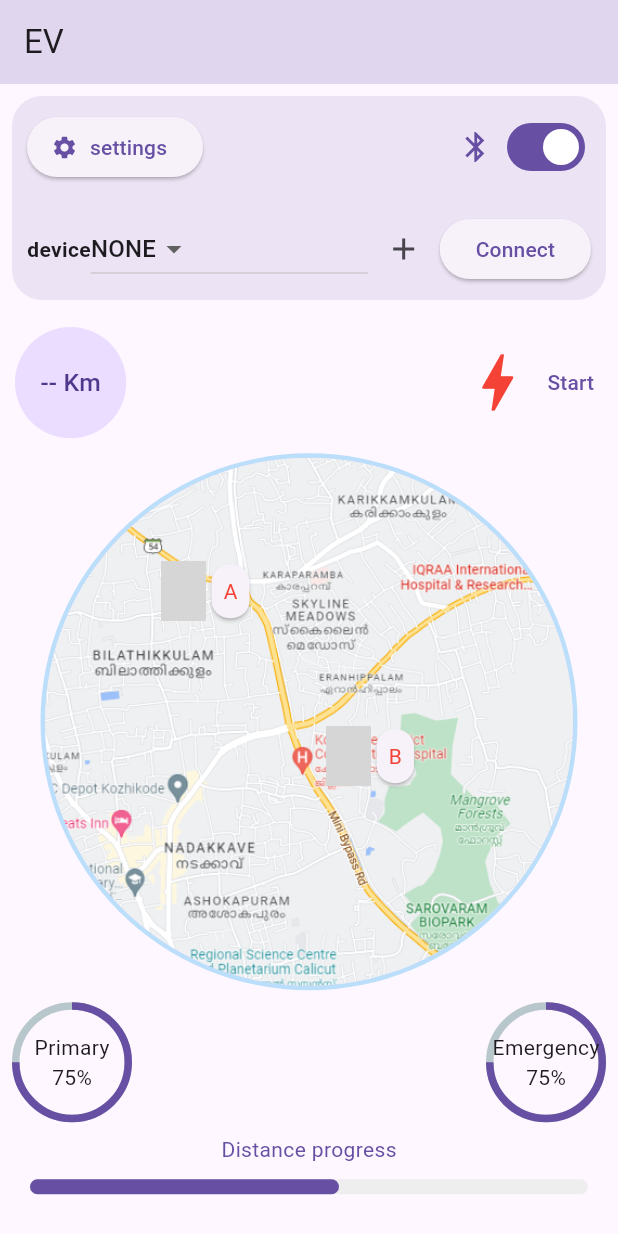
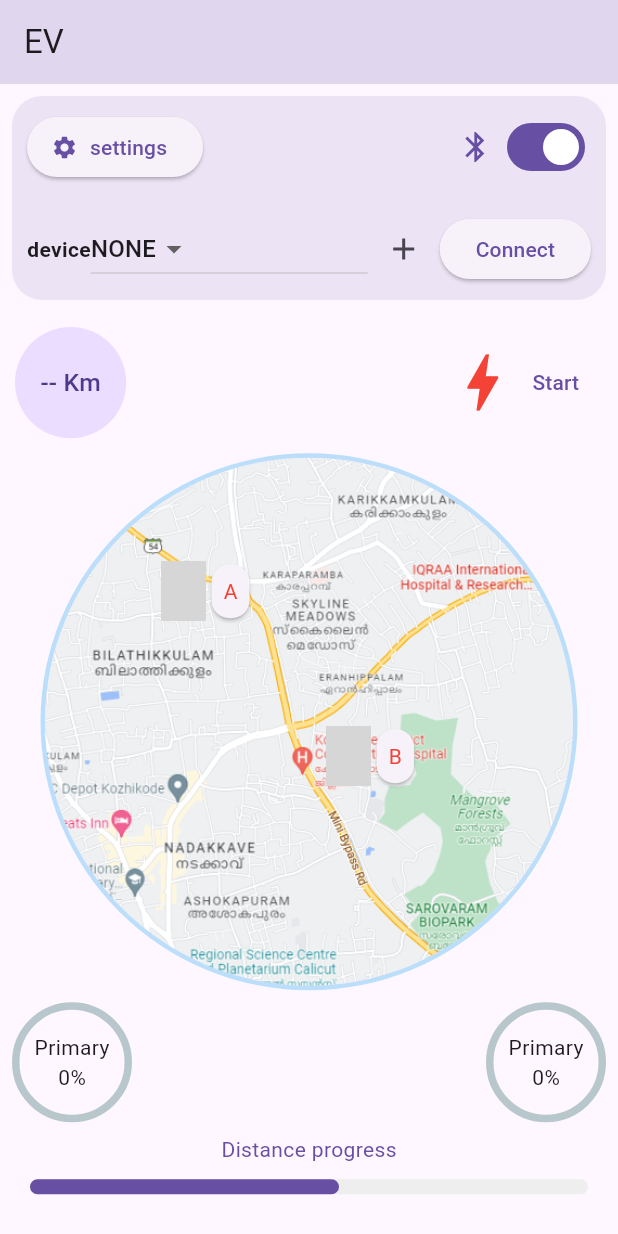
Before and after one commit to ShanuFutura/ev_management, a Flutter app: the screen it shows after launch, on a phone screen of 412 x 824 dp. Run offline on Flutter 3.47's test engine with Material 2 defaults, Android fonts, the phone set to English and light mode, and no system bars; drawn by our look-alikes of percent_indicator; our stand-ins replace flutter_bluetooth_serial, fluttertoast, material_color_utilities; missing offline and left inert: battery_indicator; network calls fail; grey boxes are pictures that could not be loaded.

```diff
--- a/lib/blue.dart
+++ b/lib/blue.dart
@@ -300,7 +300,7 @@ class _BluetoothAppState extends State<BluetoothApp>
           connection.input.listen(
             (Uint8List data) {
               widget.onMessage(ascii.decode(data));
-              print(ascii.decode(data));
+              // print(ascii.decode(data));
               setState(() {
                 text = ascii.decode(data);
               });
--- a/lib/main.dart
+++ b/lib/main.dart
@@ -48,6 +48,8 @@ class _HomeState extends State<Home> {
   bool isHidden = false;
   String speed = '--';
   bool isStart = false;
+  var chargePrimary = '0';
+  var chargeSecondary = '0';
   @override
   Widget build(BuildContext context) {
     final deviceWidth = MediaQuery.of(context).size.width;
@@ -77,10 +79,17 @@ class _HomeState extends State<Home> {
           BluetoothApp(
             controller: bluetoothController,
             onMessage: (p0) async {
+              final List<String> dataList = p0.split(',');
+              // Fluttertoast.showToast(msg: dataList.toString());
               setState(() {
-                speed = p0;
+                speed = dataList[0].toString();
+                chargePrimary = dataList[1].toString();
+                chargeSecondary = dataList[2].toString();
               });
-              print(p0);
+              if (dataList.length > 3) {}
+              // print();
+              print(
+                  'speed : $speed, primary battery $chargePrimary, secondary battery $chargeSecondary');
             },
           ),
           Expanded(
@@ -103,7 +112,9 @@ class _HomeState extends State<Home> {
                           radius: deviceWidth * .09,
                         ),
                       ),
-                      TextButton.icon(
+                      Padding(
+                        padding: const EdgeInsets.symmetric(horizontal: 10),
+                        child: TextButton.icon(
                           onPressed: () {
                             if (isStart) {
                               setState(() {
@@ -127,6 +138,7 @@ class _HomeState extends State<Home> {
                           ),
                           label: Text(isStart ? 'Kill' : 'Start'),
                         ),
+                      ),
                     ],
                   ),
                   Stack(
@@ -147,7 +159,7 @@ class _HomeState extends State<Home> {
                           onThodal: () {
                             Fluttertoast.showToast(
                                 msg: 'Destination changed to A');
-                            bluetoothController.sendMessage('80');
+                            bluetoothController.sendMessage('8');
                             // print('thottu1');
                           }),
                       Pin(
@@ -157,7 +169,7 @@ class _HomeState extends State<Home> {
                         onThodal: () {
                           Fluttertoast.showToast(
                               msg: 'Destination changed to B');
-                          bluetoothController.sendMessage('40');
+                          bluetoothController.sendMessage('4');
                           // print('thottu');
                         },
                       ),
@@ -171,12 +183,12 @@ class _HomeState extends State<Home> {
                         child: CircularPercentIndicator(
                           radius: 40.0,
                           lineWidth: 5.0,
-                          percent: .75,
+                          percent: double.parse('$chargePrimary') / 100,
                           center: Column(
                             mainAxisAlignment: MainAxisAlignment.center,
                             children: [
                               Text('Primary'),
-                              Text("75%"),
+                              Text("$chargePrimary%"),
                             ],
                           ),
                           progressColor: Theme.of(context).primaryColor,
@@ -187,12 +199,12 @@ class _HomeState extends State<Home> {
                         child: CircularPercentIndicator(
                           radius: 40.0,
                           lineWidth: 5.0,
-                          percent: .75,
+                          percent: double.parse('$chargeSecondary') / 100,
                           center: Column(
                             mainAxisAlignment: MainAxisAlignment.center,
                             children: [
-                              Text('Emergency'),
-                              Text("75%"),
+                              Text('Primary'),
+                              Text("$chargeSecondary%"),
                             ],
                           ),
                           progressColor: Theme.of(context).primaryColor,
--- a/pubspec.yaml
+++ b/pubspec.yaml
@@ -53,7 +53,7 @@ dev_dependencies:
 
 flutter_icons:
   android: "launcher_icon"
-  image_path: "assets/blind.png"
+  image_path: "assets/bolt.png"
 
   # The "flutter_lints" package below contains a set of recommended lints to
   # encourage good coding practices. The lint set provided by the package is
@@ -76,6 +76,7 @@ flutter:
   assets:
     - assets/bgimg.png
     - assets/sc.png
+    - assets/bolt.png
   #   - images/a_dot_ham.jpeg
 
   # An image asset can refer to one or more resolution-specific "variants", see
```
Also changed, not shown: assets/bolt.png (added), 5 other files. Lines whose indentation alone changed are shown as unchanged.
